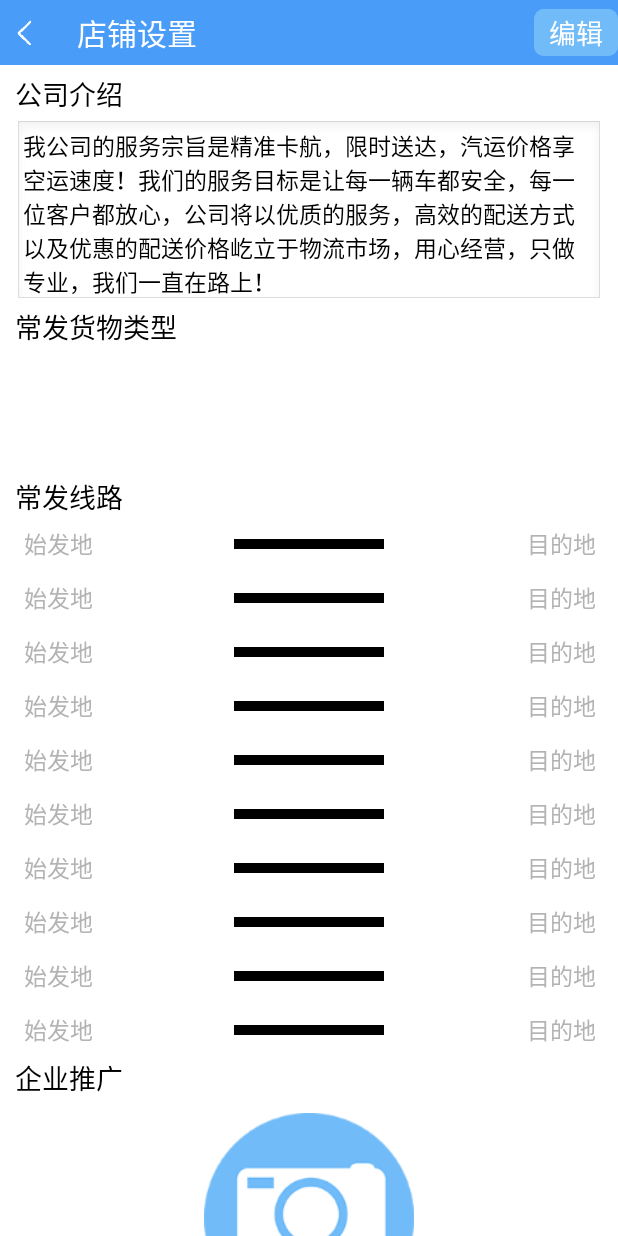
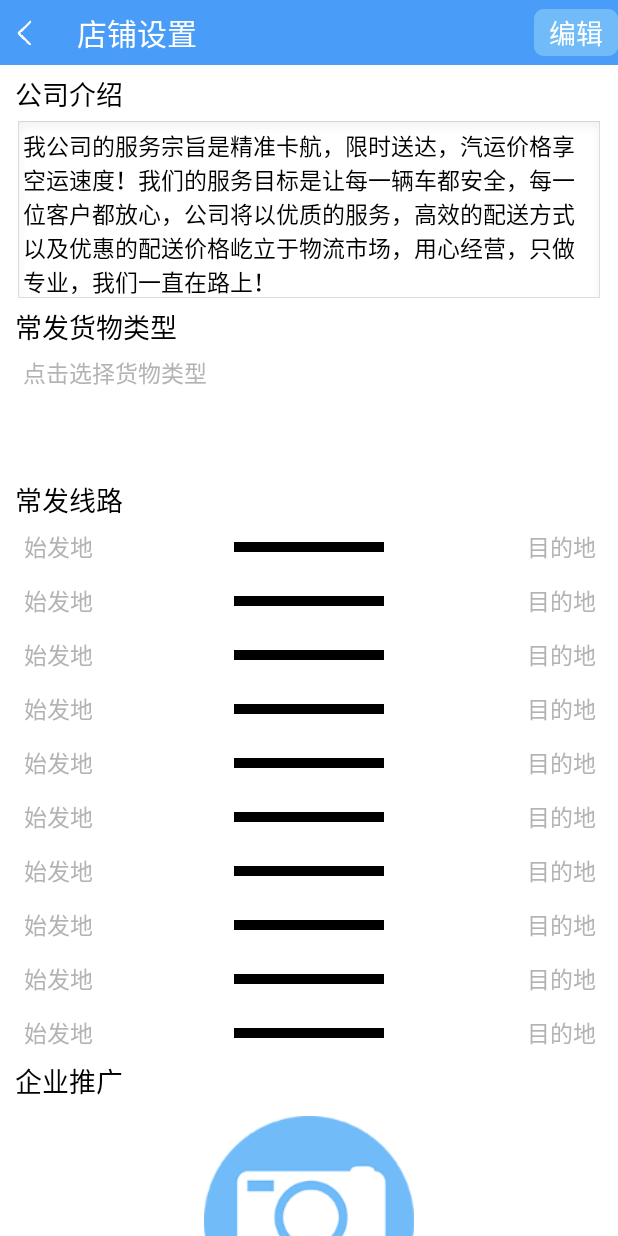
Before and after one commit to soon14/LogisticsTraffic, an Android app: the SetCompanyActivity screen opened directly, with no data from a screen before it, on a phone screen of 412 x 824 dp. Run offline under Robolectric (Android 15) with nearby library versions, the phone set to English and light mode, and no system bars; our stand-ins replace CircleImageView; libraries missing offline, so code that uses them is left out: com.squareup.okhttp; pictures from the network do not load.

Commit message:
- 店铺头像修改 - 测试页修改；

```diff
--- a/app/src/main/java/com/bt/zhangzy/logisticstraffic/activity/DetailCompany.java
+++ b/app/src/main/java/com/bt/zhangzy/logisticstraffic/activity/DetailCompany.java
@@ -168,7 +168,7 @@ public class DetailCompany extends BaseActivity {
                     }
                     setTextView(R.id.detail_size_tx, jsonCompany.getScaleOfOperation());
 
-                    setImageUrl(R.id.detail_user_head_img, jsonCompany.getPhotoUrl());
+                    setImageUrl(R.id.detail_user_head_img, product.getCompany().getUser().getPortraitUrl());
                     setImageUrl(R.id.detail_flipper_1, jsonCompany.getPhotoUrl());
                     setImageUrl(R.id.detail_flipper_2, jsonCompany.getPhotoUrl2());
                     setImageUrl(R.id.detail_flipper_3, jsonCompany.getPhotoUrl3());
--- a/app/src/main/java/com/bt/zhangzy/logisticstraffic/activity/MainActivity.java
+++ b/app/src/main/java/com/bt/zhangzy/logisticstraffic/activity/MainActivity.java
@@ -85,7 +85,7 @@ public class MainActivity extends BaseActivity {
 
 
     public void onClick_Test(View view) {
-//        startActivity(TestActivity.class);
+        startActivity(TestActivity.class);
 //        loadConfig();
     }
 
--- a/app/src/main/res/layout/activity_detail_cp.xml
+++ b/app/src/main/res/layout/activity_detail_cp.xml
@@ -90,7 +90,7 @@
                 </ViewFlipper>
 
                 <!-- 头像展示-->
-                <ImageView
+                <com.bt.zhangzy.logisticstraffic.view.ImageViewCircle
                     android:id="@+id/detail_user_head_img"
                     android:layout_width="100dp"
                     android:layout_height="100dp"
--- a/app/src/main/res/layout/activity_set_company.xml
+++ b/app/src/main/res/layout/activity_set_company.xml
@@ -88,6 +88,7 @@
                 android:layout_marginRight="10dp"
                 android:gravity="left|top"
                 android:inputType="textMultiLine"
+                android:hint="点击选择货物类型"
                 android:maxLines="10"
                 android:minLines="4"
                 android:onClick="onClick_OftenType"
--- a/app/src/main/res/values/strings_array.xml
+++ b/app/src/main/res/values/strings_array.xml
@@ -101,16 +101,15 @@
     </string-array>
 
     <string-array name="company_introduce_items">
-        <item>我公司的服务宗旨是精准卡航，限时送达，汽运价格享空运速度！我们的服务目标是让每一辆车都安全，每一位客户都放心，公司将以优质的服务，高效的配送方式以及优惠的配送价格屹立于物流市场，用心经营，只做专业，我们一直在路上！</item>
-        <item>我公司坚持物流人的专业精神，以“安全、快捷、准确、方便”作为服务宗旨，为客户提供灵活多样的物流服务。在纷繁复杂的物流市场中，我公司将是您最佳的选择。让客户百分百满意是我们的第一要素，提供高效便捷的服务使我们的服务宗旨，创造全国最优物流品质是我们的奋斗目标！</item>
-        <item>我公司自成立以来，一直秉承着诚信经营，视顾客为伙伴的信念，为客户创造竞争优势的同时，努力创建自身的竞争优势。经过数年的不断努力，已经在众多城市建立了多家服务门店，面向全国各地的不同客户，提供最优质的物流服务，相信我公司一定是您发货找车的最佳选择！</item>
-        <item>我公司自成立以来一直以满足消费者的需求为目标，以先进的技术为体念，致力成为物流业的龙头品牌，一直以规范化，标准化的企业管理来严格要求自己，以确保公司的稳固发展，近年来在市场及客户之间形成了良好的口碑。公司以全心全意为客户服务为标准，凭借严谨的运作体系和持续完善的服务网络，竭诚为广大客户提供安全、快速、专业的精准物流服务。</item>
-        <item>我公司经营多年，拥有一站式服务，高效化、经济化的服务优势。多年来致力于提供物流方面的专业性服务。并承接大宗货物运输等业务，网点覆盖多个省市自治区。我公司经过多年来的拼搏与经验积累,已经形成了有自己特色的运作管理服务体系,在业内树立了良好的企业形象。随着企业的不断发展壮大,我公司将在新的一年里持续为客户提供更全面更优质的服务。</item>
-        <item>我公司自成立以来始终专注于服务质量的提升，不断满足市场的需求，公司的服务范围十分广泛，主要以物流运输为主，对生产、 流通、消费都有着巨大市场空间。首先考虑到通过顾客满意来开发其市场机遇的公司,为了满足顾客需求方面的根本能力将物品从供应地向接收地准确的、及时的、安全的、保质保量的、门到门的合理化服务模式和先进的服务流程，我们将竭力打造属于企业自身的物流品牌。</item>
-        <item>我公司承揽大件设备运输、工地搬家、零担运输、轿车运输、长途搬家、货物包装、仓储配送等业务。公司成立至今，始终以市场为导向，以客户为中心。把不断提高企业员工的自身素质，为客户提供优质、高效的服务作为企业的服务宗旨。近年来企业通过资源整合，分别与其它专线货运公司建立了长期的合作关系，我们将新老客户的货物"安全、快捷"地运送到全国各地，为新老客户提供安全、迅捷、周到的服务。</item>
-        <item>我公司自成立以来始终专注于服务质量的提升，不断满足于物流市场的需求。在全国各地建立了庞大的业务机构及服务体系。近年来，公司持续加强基础建设，不断整合资源、提升作业自动化水平，不断优化建设，实现了对物品流通运转过程中，全环节的信息监控、跟踪、查询及资源调度工作，确保了服务质量的稳步提升。企业以“成为最值得信赖和尊敬的物流公司”为远景，秉持“德才兼备，品德优先，共同成长”的用人理念，愿与您共同携手，梦想光速未来！</item>
-        <item>我公司是全国知名的物流企业，主营国内公路零担运输业务和空运代理服务。公司成立以来始终秉持“以物为根，铸物流名牌，以人为本，创行业一流”的服务宗旨，通过补充发展其他公司现行的标准、制度，制定了完善的服务标准。并且配合公司先进的管理制度，在实际操作过程中，严格按照标准为客户服务，努力创建服务名牌企业，引领公司向标准化、品牌化的方向发展，打造物流行业一流企业。</item>
-        <item>公司是具有多年丰富经验的专业物流企业，拥有庞大的仓储占地、先进的物流设施、完善的服务功能和各类物流专业人才，是找、发、收三个特点于一身的全能型物流公司。公司致力于创建营业网点、自购进口车辆、搭建最优线路，优化运力成本，为客户提供快速高效、便捷及时、安全可靠的服务体验，助力客户创造最大的价值。</item>
+        <item>我公司的服务宗旨是精准卡航，限时送达，汽运价格享空运速度！我们的服务目标是让每一辆车都安全，每一位客户都放心，公司将以优质的服务，高效的配送方式以及优惠的配送价格屹立于物流市场，用心经营，只做专业，我们一直在路上！\n</item>
+        <item>我公司坚持物流人的专业精神，以“安全、快捷、准确、方便”作为服务宗旨，为客户提供灵活多样的物流服务。在纷繁复杂的物流市场中，我公司将是您最佳的选择。让客户百分百满意是我们的第一要素，提供高效便捷的服务使我们的服务宗旨，创造全国最优物流品质是我们的奋斗目标！\n</item>
+        <item>我公司自成立以来，一直秉承着诚信经营，视顾客为伙伴的信念，为客户创造竞争优势的同时，努力创建自身的竞争优势。经过数年的不断努力，已经在众多城市建立了多家服务门店，面向全国各地的不同客户，提供最优质的物流服务，相信我公司一定是您发货找车的最佳选择！\n</item>
+        <item>我公司自成立以来一直以满足消费者的需求为目标，以先进的技术为体念，致力成为物流业的龙头品牌，一直以规范化，标准化的企业管理来严格要求自己，以确保公司的稳固发展，近年来在市场及客户之间形成了良好的口碑。公司以全心全意为客户服务为标准，凭借严谨的运作体系和持续完善的服务网络，竭诚为广大客户提供安全、快速、专业的精准物流服务。\n</item>
+        <item>我公司经营多年，拥有一站式服务，高效化、经济化的服务优势。多年来致力于提供物流方面的专业性服务。并承接大宗货物运输等业务，网点覆盖多个省市自治区。我公司经过多年来的拼搏与经验积累,已经形成了有自己特色的运作管理服务体系,在业内树立了良好的企业形象。随着企业的不断发展壮大,我公司将在新的一年里持续为客户提供更全面更优质的服务。\n</item>
+        <item>我公司承揽大件设备运输、工地搬家、零担运输、轿车运输、长途搬家、货物包装、仓储配送等业务。公司成立至今，始终以市场为导向，以客户为中心。把不断提高企业员工的自身素质，为客户提供优质、高效的服务作为企业的服务宗旨。近年来企业通过资源整合，分别与其它专线货运公司建立了长期的合作关系，我们将新老客户的货物"安全、快捷"地运送到全国各地，为新老客户提供安全、迅捷、周到的服务。\n</item>
+        <item>我公司自成立以来始终专注于服务质量的提升，不断满足于物流市场的需求。在全国各地建立了庞大的业务机构及服务体系。近年来，公司持续加强基础建设，不断整合资源、提升作业自动化水平，不断优化建设，实现了对物品流通运转过程中，全环节的信息监控、跟踪、查询及资源调度工作，确保了服务质量的稳步提升。企业以“成为最值得信赖和尊敬的物流公司”为远景，秉持“德才兼备，品德优先，共同成长”的用人理念，愿与您共同携手，梦想光速未来！\n</item>
+        <item>我公司是全国知名的物流企业，主营国内公路零担运输业务和空运代理服务。公司成立以来始终秉持“以物为根，铸物流名牌，以人为本，创行业一流”的服务宗旨，通过补充发展其他公司现行的标准、制度，制定了完善的服务标准。并且配合公司先进的管理制度，在实际操作过程中，严格按照标准为客户服务，努力创建服务名牌企业，引领公司向标准化、品牌化的方向发展，打造物流行业一流企业。\n</item>
+        <item>公司是具有多年丰富经验的专业物流企业，拥有庞大的仓储占地、先进的物流设施、完善的服务功能和各类物流专业人才，是找、发、收三个特点于一身的全能型物流公司。公司致力于创建营业网点、自购进口车辆、搭建最优线路，优化运力成本，为客户提供快速高效、便捷及时、安全可靠的服务体验，助力客户创造最大的价值。\n</item>
     </string-array>
 
 </resources>
```
Also changed, not shown: 2 other files.
